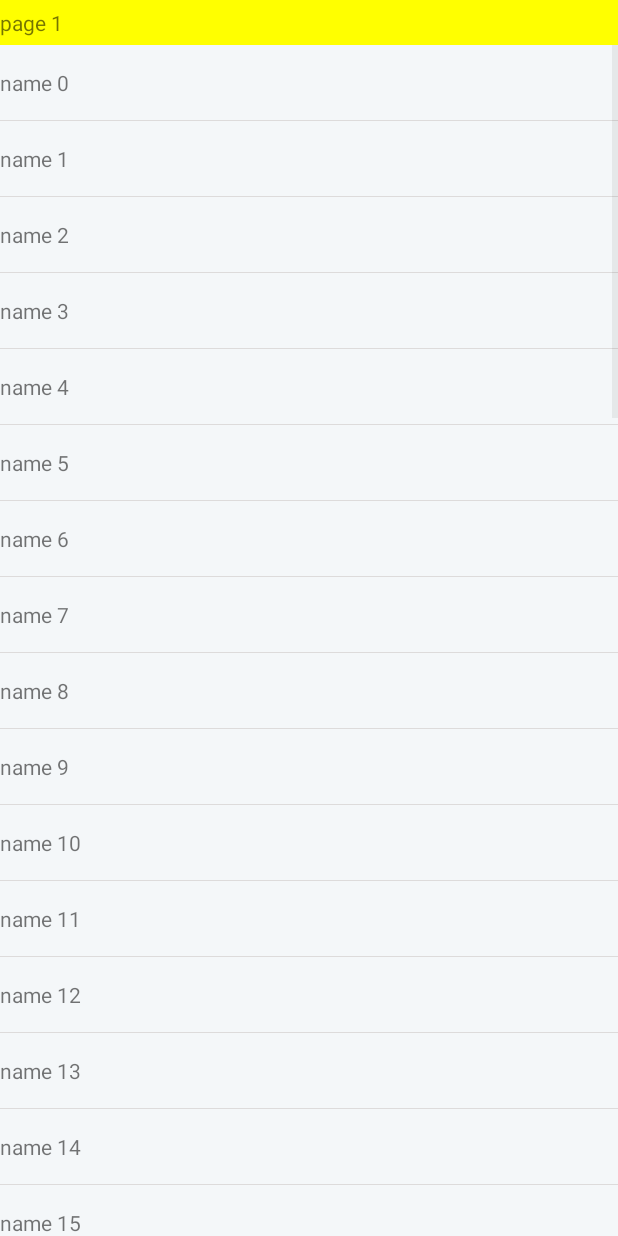
After one commit to wy521angel/SlideTest, an Android app: the DemoActivity screen opened directly, with no data from a screen before it, on a phone screen of 412 x 824 dp. The commit adds this screen. Run offline under Robolectric (Android 15) with nearby library versions, the phone set to English and light mode, and no system bars.

Commit message:
滑动冲突外部拦截法

```diff
--- /dev/null
+++ b/app/src/main/java/com/example/wy521angel/slidetest/DemoActivity.java
@@ -0,0 +1,76 @@
+package com.example.wy521angel.slidetest;
+
+import android.app.Activity;
+import android.graphics.Color;
+import android.os.Bundle;
+import android.util.Log;
+import android.view.LayoutInflater;
+import android.view.View;
+import android.view.ViewGroup;
+import android.widget.AdapterView;
+import android.widget.ArrayAdapter;
+import android.widget.ListView;
+import android.widget.TextView;
+import android.widget.Toast;
+
+
+import java.util.ArrayList;
+
+import androidx.annotation.Nullable;
+
+/**
+ * Created by wy521angel on 2017/11/13.
+ */
+
+public class DemoActivity extends Activity {
+
+    private HorizontalScrollViewEx mListContainer;
+    private static final String TAG = "DemoActivity_1";
+
+    @Override
+    protected void onCreate(@Nullable Bundle savedInstanceState) {
+        super.onCreate(savedInstanceState);
+        setContentView(R.layout.demo_1);
+        Log.d(TAG, "onCreate");
+        initView();
+    }
+
+    private void initView() {
+        LayoutInflater inflater = getLayoutInflater();
+        mListContainer = findViewById(R.id.container);
+        final int screenWidth = Utils.getScreenMetrics(this).widthPixels;
+        final int screenHeight = Utils.getScreenMetrics(this).heightPixels;
+        for (int i = 0; i < 3; i++) {
+            ViewGroup layout = (ViewGroup) inflater.inflate(R.layout.content_layout,
+                    mListContainer, false);
+            layout.getLayoutParams().width = screenWidth;
+            TextView textView = (TextView) layout.findViewById(R.id.title);
+            textView.setText("page " + (i + 1));
+            layout.setBackgroundColor(Color.rgb(255 / (i + 1), 255 / (i + 1), 0));
+            createList(layout);
+            mListContainer.addView(layout);
+        }
+
+    }
+
+    private void createList(ViewGroup layout) {
+        ListView listView = (ListView) layout.findViewById(R.id.list);
+        ArrayList<String> datas = new ArrayList<String>();
+        for (int i = 0; i < 50; i++) {
+            datas.add("name " + i);
+        }
+
+        ArrayAdapter<String> adapter = new ArrayAdapter<String>(this, R.layout.content_list_item,
+                R.id.name, datas);
+        listView.setAdapter(adapter);
+        listView.setOnItemClickListener(new AdapterView.OnItemClickListener() {
+            @Override
+            public void onItemClick(AdapterView<?> parent, View view,
+                                    int position, long id) {
+                Toast.makeText(DemoActivity.this, "click item",
+                        Toast.LENGTH_SHORT).show();
+
+            }
+        });
+    }
+}
--- /dev/null
+++ b/app/src/main/java/com/example/wy521angel/slidetest/HorizontalScrollViewEx.java
@@ -0,0 +1,197 @@
+package com.example.wy521angel.slidetest;
+
+import android.content.Context;
+import android.util.AttributeSet;
+import android.util.Log;
+import android.view.MotionEvent;
+import android.view.VelocityTracker;
+import android.view.View;
+import android.view.ViewGroup;
+import android.widget.Scroller;
+
+/**
+ * Created by wy521angel on 2017/11/13.
+ */
+
+public class HorizontalScrollViewEx extends ViewGroup {
+    private static final String TAG = "HorizontalScrollViewEx";
+
+    private int mChildrenSize;
+    private int mChildWidth;
+    private int mChildIndex;
+
+    // 分别记录上次滑动的坐标
+    private int mLastX = 0;
+    private int mLastY = 0;
+    // 分别记录上次滑动的坐标(onInterceptTouchEvent)
+    private int mLastXIntercept = 0;
+    private int mLastYIntercept = 0;
+
+    private Scroller mScroller;
+    private VelocityTracker mVelocityTracker;
+
+    public HorizontalScrollViewEx(Context context) {
+        this(context, null);
+    }
+
+    public HorizontalScrollViewEx(Context context, AttributeSet attrs) {
+        this(context, attrs, 0);
+    }
+
+    public HorizontalScrollViewEx(Context context, AttributeSet attrs, int defStyleAttr) {
+        super(context, attrs, defStyleAttr);
+        init();
+    }
+
+    private void init() {
+        mScroller = new Scroller(getContext());
+        mVelocityTracker = VelocityTracker.obtain();
+    }
+
+    @Override
+    public boolean onInterceptTouchEvent(MotionEvent event) {
+        boolean intercepted = false;
+        int x = (int) event.getX();
+        int y = (int) event.getY();
+        switch (event.getAction()) {
+            case MotionEvent.ACTION_DOWN:
+                intercepted = false;
+                if (!mScroller.isFinished()) {
+                    mScroller.abortAnimation();
+                    intercepted = true;
+                }
+                break;
+            case MotionEvent.ACTION_MOVE:
+                int deltaX = x - mLastXIntercept;
+                int deltaY = y - mLastYIntercept;
+                if (Math.abs(deltaX) > Math.abs(deltaY)) {
+                    intercepted = true;
+                } else {
+                    intercepted = false;
+                }
+                break;
+            case MotionEvent.ACTION_UP:
+                intercepted = false;
+                break;
+            default:
+                break;
+        }
+
+        Log.d(TAG, "intercepted=" + intercepted);
+        mLastX = x;
+        mLastY = y;
+        mLastXIntercept = x;
+        mLastYIntercept = y;
+
+        return intercepted;
+    }
+
+    @Override
+    public boolean onTouchEvent(MotionEvent event) {
+        mVelocityTracker.addMovement(event);
+        int x = (int) event.getX();
+        int y = (int) event.getY();
+        switch (event.getAction()) {
+            case MotionEvent.ACTION_DOWN:
+                if (!mScroller.isFinished()) {
+                    mScroller.abortAnimation();
+                }
+                break;
+            case MotionEvent.ACTION_MOVE:
+                int deltaX = x - mLastX;
+                int deltaY = y - mLastY;
+                scrollBy(-deltaX, 0);
+                break;
+
+            case MotionEvent.ACTION_UP:
+                int scrollX = getScrollX();
+                int scrollToChildIndex = scrollX / mChildWidth;
+                mVelocityTracker.computeCurrentVelocity(1000);
+                float xVelocity = mVelocityTracker.getXVelocity();
+                if (Math.abs(xVelocity) >= 50) {
+                    mChildIndex = xVelocity > 0 ? mChildIndex - 1 : mChildIndex + 1;
+                } else {
+                    mChildIndex = (scrollX + mChildWidth / 2) / mChildWidth;
+                }
+                mChildIndex = Math.max(0, Math.min(mChildIndex, mChildrenSize - 1));
+                int dx = mChildIndex * mChildWidth - scrollX;
+                smoothScrollBy(dx, 0);
+                mVelocityTracker.clear();
+                break;
+
+            default:
+                break;
+        }
+        mLastX = x;
+        mLastY = y;
+        return true;
+
+    }
+
+    private void smoothScrollBy(int dx, int i) {
+        mScroller.startScroll(getScrollX(), 0, dx, 0, 500);
+        invalidate();
+    }
+
+    @Override
+    protected void onMeasure(int widthMeasureSpec, int heightMeasureSpec) {
+        super.onMeasure(widthMeasureSpec, heightMeasureSpec);
+        int measuredWidth = 0;
+        int measuredHeight = 0;
+        final int childCount = getChildCount();
+        measureChildren(widthMeasureSpec, heightMeasureSpec);
+
+        int widthSpaceSize = MeasureSpec.getSize(widthMeasureSpec);
+        int widthSpecMode = MeasureSpec.getMode(widthMeasureSpec);
+        int heightSpaceSize = MeasureSpec.getSize(heightMeasureSpec);
+        int heightSpecMode = MeasureSpec.getMode(heightMeasureSpec);
+
+        if (childCount == 0) {
+            setMeasuredDimension(0, 0);
+        } else if (heightSpecMode == MeasureSpec.AT_MOST) {
+            final View childView = getChildAt(0);
+            measuredHeight = childView.getMeasuredHeight();
+            setMeasuredDimension(widthSpaceSize, measuredHeight);
+        } else if (widthSpecMode == MeasureSpec.AT_MOST) {
+            final View childView = getChildAt(0);
+            measuredWidth = childView.getMeasuredWidth() * childCount;
+            setMeasuredDimension(measuredWidth, heightSpaceSize);
+        } else {
+            final View childView = getChildAt(0);
+            measuredWidth = childView.getMeasuredWidth() * childCount;
+            measuredHeight = childView.getMeasuredHeight();
+            setMeasuredDimension(measuredWidth, measuredHeight);
+        }
+    }
+
+    @Override
+    protected void onLayout(boolean changed, int l, int t, int r, int b) {
+        int childLeft = 0;
+        final int childCount = getChildCount();
+        mChildrenSize = childCount;
+        for (int i = 0; i < childCount; i++) {
+            final View childView = getChildAt(i);
+            if (childView.getVisibility() != View.GONE) {
+                final int childWidth = childView.getMeasuredWidth();
+                mChildWidth = childWidth;
+                childView.layout(childLeft, 0, childLeft + childWidth, childView.getMeasuredHeight());
+                childLeft += childWidth;
+            }
+        }
+    }
+
+    @Override
+    public void computeScroll() {
+        if(mScroller.computeScrollOffset()){
+            scrollTo(mScroller.getCurrX(),mScroller.getCurrY());
+            postInvalidate();
+        }
+    }
+
+    @Override
+    protected void onDetachedFromWindow() {
+        mVelocityTracker.recycle();
+        super.onDetachedFromWindow();
+    }
+
+}
--- a/app/src/main/java/com/example/wy521angel/slidetest/MainActivity.java
+++ b/app/src/main/java/com/example/wy521angel/slidetest/MainActivity.java
@@ -2,7 +2,9 @@ package com.example.wy521angel.slidetest;
 
 import android.app.ListActivity;
 import android.content.Intent;
+
 import androidx.appcompat.app.AppCompatActivity;
+
 import android.os.Bundle;
 import android.view.View;
 import android.widget.ArrayAdapter;
@@ -12,7 +14,7 @@ import android.widget.ListView;
 public class MainActivity extends ListActivity {
 
     private String[] labels = new String[]{"layout方法，视图坐标方式", "layout方法，绝对坐标方式", "offset方法",
-            "LayoutParams方法", "scrollBy方法", "scroller方法","TwoViewPager测试","两个ScrollView嵌套的滑动冲突"};
+            "LayoutParams方法", "scrollBy方法", "scroller方法", "TwoViewPager测试", "滑动冲突"};
 
     @Override
     protected void onCreate(Bundle savedInstanceState) {
@@ -49,7 +51,7 @@ public class MainActivity extends ListActivity {
                 startActivity(new Intent(this, Activity0.class).putExtra("label", 6));
                 break;
             case 7:
-                startActivity(new Intent(this, Activity0.class).putExtra("label", 7));
+                startActivity(new Intent(this, SlidingConflictActivity.class));
                 break;
         }
     }
--- a/app/src/main/java/com/example/wy521angel/slidetest/Utils.java
+++ b/app/src/main/java/com/example/wy521angel/slidetest/Utils.java
@@ -1,9 +1,12 @@
 package com.example.wy521angel.slidetest;
 
+import android.content.Context;
 import android.content.res.Resources;
 import android.graphics.Bitmap;
 import android.graphics.BitmapFactory;
+import android.util.DisplayMetrics;
 import android.util.TypedValue;
+import android.view.WindowManager;
 
 public class Utils {
 
@@ -29,4 +32,11 @@ public class Utils {
         options.inTargetDensity = density;
         return BitmapFactory.decodeResource(res, resId, options);
     }
+
+    public static DisplayMetrics getScreenMetrics(Context context) {
+        WindowManager wm = (WindowManager) context.getSystemService(Context.WINDOW_SERVICE);
+        DisplayMetrics dm = new DisplayMetrics();
+        wm.getDefaultDisplay().getMetrics(dm);
+        return dm;
+    }
 }
--- /dev/null
+++ b/app/src/main/res/layout/content_layout.xml
@@ -0,0 +1,25 @@
+<?xml version="1.0" encoding="utf-8"?>
+<LinearLayout xmlns:android="http://schemas.android.com/apk/res/android"
+    android:layout_width="match_parent"
+    android:layout_height="match_parent"
+    android:orientation="vertical" >
+
+    <TextView
+        android:id="@+id/title"
+        android:layout_width="wrap_content"
+        android:layout_height="wrap_content"
+        android:layout_marginTop="5dp"
+        android:layout_marginBottom="5dp"
+        android:text="TextView" />
+
+    <ListView
+        android:id="@+id/list"
+        android:layout_width="match_parent"
+        android:layout_height="match_parent"
+        android:background="#fff4f7f9"
+        android:cacheColorHint="#00000000"
+        android:divider="#dddbdb"
+        android:dividerHeight="1.0px"
+        android:listSelector="@android:color/transparent" />
+
+</LinearLayout>
--- /dev/null
+++ b/app/src/main/res/layout/content_list_item.xml
@@ -0,0 +1,14 @@
+<?xml version="1.0" encoding="utf-8"?>
+<LinearLayout xmlns:android="http://schemas.android.com/apk/res/android"
+    android:layout_width="match_parent"
+    android:layout_height="50dp"
+    android:gravity="center_vertical"
+    android:orientation="vertical" >
+
+    <TextView
+        android:id="@+id/name"
+        android:layout_width="wrap_content"
+        android:layout_height="wrap_content"
+        android:text="TextView" />
+
+</LinearLayout>
--- /dev/null
+++ b/app/src/main/res/layout/demo_1.xml
@@ -0,0 +1,14 @@
+<LinearLayout xmlns:android="http://schemas.android.com/apk/res/android"
+    xmlns:tools="http://schemas.android.com/tools"
+    android:layout_width="match_parent"
+    android:layout_height="match_parent"
+    android:background="#ffffff"
+    android:orientation="vertical">
+
+    <com.example.wy521angel.slidetest.HorizontalScrollViewEx
+        android:id="@+id/container"
+        android:layout_width="wrap_content"
+        android:layout_height="match_parent" />
+
+
+</LinearLayout>
```
Also changed, not shown: app/src/main/AndroidManifest.xml (+7 -4 lines), app/src/main/java/com/example/wy521angel/slidetest/SlidingConflictActivity.java (added, +39 -0 lines).
